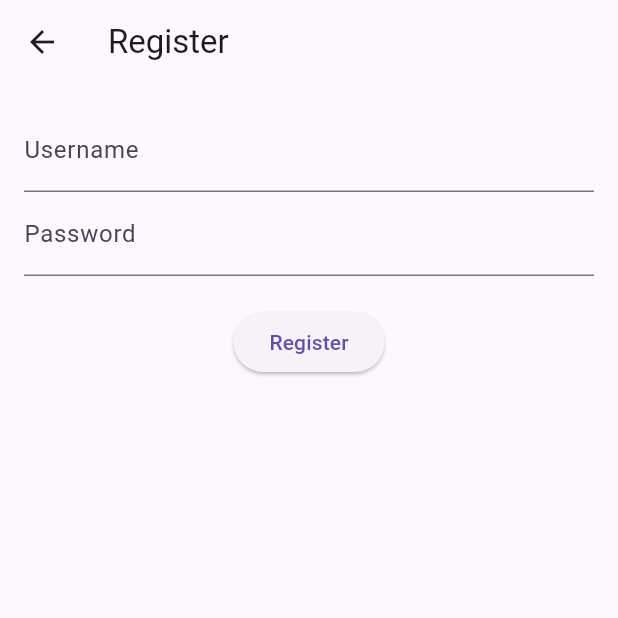
After one commit to AbdullWasay/empoweredai, a Flutter app: the screen it shows after launch, after a tap on "Register", on a phone screen of 412 x 824 dp, the top half of it. The commit adds this screen. Run offline on Flutter 3.47's test engine with Material 3 defaults, Android fonts, the phone set to English and light mode, and no system bars; our stand-ins replace camera, flutter_tts, speech_to_text; network calls fail.

Commit message:
login signup

```diff
--- /dev/null
+++ b/lib/Screens/RegisterPage.dart
@@ -0,0 +1,66 @@
+import 'dart:convert';
+
+// ignore: file_names
+import 'package:flutter/material.dart';
+import 'package:http/http.dart' as http;
+
+class RegisterPage extends StatefulWidget {
+  const RegisterPage({super.key});
+
+  @override
+  _RegisterPageState createState() => _RegisterPageState();
+}
+
+class _RegisterPageState extends State<RegisterPage> {
+  final _usernameController = TextEditingController();
+  final _passwordController = TextEditingController();
+
+  Future<void> register() async {
+    final response = await http.post(
+      Uri.parse('http:// 192.168.56.1:5000/register'),
+      body: json.encode({
+        'username': _usernameController.text,
+        'password': _passwordController.text,
+      }),
+      headers: {'Content-Type': 'application/json'},
+    );
+
+    if (response.statusCode == 201) {
+      ScaffoldMessenger.of(context).showSnackBar(
+        SnackBar(content: Text('User Registered Successfully')),
+      );
+    } else {
+      ScaffoldMessenger.of(context).showSnackBar(
+        SnackBar(content: Text('Error: ${response.body}')),
+      );
+    }
+  }
+
+  @override
+  Widget build(BuildContext context) {
+    return Scaffold(
+      appBar: AppBar(title: Text('Register')),
+      body: Padding(
+        padding: const EdgeInsets.all(16.0),
+        child: Column(
+          children: [
+            TextField(
+              controller: _usernameController,
+              decoration: InputDecoration(labelText: 'Username'),
+            ),
+            TextField(
+              controller: _passwordController,
+              decoration: InputDecoration(labelText: 'Password'),
+              obscureText: true,
+            ),
+            SizedBox(height: 20),
+            ElevatedButton(
+              onPressed: register,
+              child: Text('Register'),
+            ),
+          ],
+        ),
+      ),
+    );
+  }
+}
--- a/lib/main.dart
+++ b/lib/main.dart
@@ -1,166 +1,49 @@
-// import 'package:empoweredai/Screens/camera_page.dart';
-// import 'package:empoweredai/Screens/notification_page.dart';
-// import 'package:empoweredai/Screens/video_page.dart';
-// import 'package:flutter/material.dart';
-
-// void main() {
-//   WidgetsFlutterBinding.ensureInitialized();
-//   runApp(const MyApp());
-// }
-
-// class MyApp extends StatelessWidget {
-//   const MyApp({Key? key}) : super(key: key);
-
-//   // No changes needed here unless you updated the package names.
-
-//   @override
-//   Widget build(BuildContext context) {
-//     return MaterialApp(
-//       title: 'Empowered AI',
-//       theme: ThemeData(
-//         primarySwatch: Colors.grey,
-//         brightness: Brightness.dark,
-//       ),
-//       home: const HomePage(),
-//       debugShowCheckedModeBanner: false,
-//     );
-//   }
-// }
-
-// class HomePage extends StatefulWidget {
-//   const HomePage({Key? key}) : super(key: key);
-
-//   @override
-//   _HomePageState createState() => _HomePageState();
-// }
-
-// class _HomePageState extends State<HomePage> {
-//   final PageController _pageController = PageController(initialPage: 1);
-//   int _currentIndex = 1;
-
-//   final List<Widget> _pages = [
-//     const VideosPage(),
-//     const CameraPage(),
-//     const NotificationsPage(),
-//   ];
-
-//   void onPageChanged(int index) {
-//     setState(() => _currentIndex = index);
-//   }
-
-//   @override
-//   Widget build(BuildContext context) {
-//     return Scaffold(
-//       body: Stack(
-//         // Using Stack to overlay the top app bar
-//         children: [
-//           PageView(
-//             controller: _pageController,
-//             onPageChanged: onPageChanged,
-//             children: _pages,
-//           ),
-//           // Top App Bar
-//           Positioned(
-//             top: 0,
-//             left: 0,
-//             right: 0,
-//             child: AppBar(
-//               backgroundColor: Colors.transparent,
-//               elevation: 0,
-//               leading: IconButton(
-//                 icon: const Icon(Icons.person_outline),
-//                 onPressed: () {
-//                   // Profile action
-//                 },
-//               ),
-//               actions: [
-//                 IconButton(
-//                   icon: const Icon(Icons.notifications_none_rounded),
-//                   onPressed: () {
-//                     Navigator.push(
-//                       context,
-//                       MaterialPageRoute(
-//                         builder: (_) => const NotificationsPage(),
-//                       ),
-//                     );
-//                   },
-//                 ),
-//               ],
-//               centerTitle: true,
-//               title: GestureDetector(
-//                 onTap: () {
-//                   // Snap Map or other action
-//                 },
-//                 child: const Text(
-//                   'EMPOWERED AI',
-//                   style: TextStyle(fontFamily: 'Billabong', fontSize: 28),
-//                 ),
-//               ),
-//             ),
-//           ),
-//         ],
-//       ),
-//     );
-//   }
-// }
-
-import 'package:camera/camera.dart';
-import 'package:empoweredai/Screens/mic_button.dart';
-import 'package:empoweredai/Screens/object_detection_screen.dart';
-import 'package:empoweredai/Screens/scene_description_screen.dart';
-import 'package:empoweredai/Screens/voice_command_handler.dart';
 import 'package:flutter/material.dart';
 
-void main() async {
-  WidgetsFlutterBinding.ensureInitialized();
-  VoiceCommandHandler voiceHandler = VoiceCommandHandler();
-  await voiceHandler.initializeVoiceRecognition();
+import './Screens/LoginPage.dart';
+import './Screens/RegisterPage.dart';
 
-  // Initialize cameras before the app runs
-  cameras = await availableCameras();
-
-  runApp(MyApp());
+void main() {
+  runApp(const MyApp());
 }
 
 class MyApp extends StatelessWidget {
+  const MyApp({super.key});
+
   @override
   Widget build(BuildContext context) {
     return MaterialApp(
-      debugShowCheckedModeBanner: false,
-      title: 'Voice Navigation App',
-      theme: ThemeData(primarySwatch: Colors.blue),
-      initialRoute: '/',
-      routes: {
-        '/': (context) => HomeScreen(),
-        '/objectDetection': (context) => ObjectDetectionScreen(),
-        '/sceneDescription': (context) => SceneDescriptionScreen(),
-      },
+      home: HomePage(),
     );
   }
 }
 
-class HomeScreen extends StatelessWidget {
+class HomePage extends StatelessWidget {
   @override
   Widget build(BuildContext context) {
     return Scaffold(
-      appBar: AppBar(
-        title: Text('Voice Navigation App'),
-      ),
+      appBar: AppBar(title: Text('Flutter Auth')),
       body: Center(
         child: Column(
           mainAxisAlignment: MainAxisAlignment.center,
           children: [
-            Text('Welcome to the Voice Navigation App'),
-            SizedBox(height: 20),
-            // Add the MicButton widget here as well
-            MicButton(
-              onCommandRecognized: (command) {
-                if (command.contains('open object detection')) {
-                  Navigator.pushNamed(context, '/objectDetection');
-                } else if (command.contains('open scene description')) {
-                  Navigator.pushNamed(context, '/sceneDescription');
-                }
+            ElevatedButton(
+              onPressed: () {
+                Navigator.push(
+                  context,
+                  MaterialPageRoute(builder: (context) => RegisterPage()),
+                );
               },
+              child: Text('Register'),
+            ),
+            ElevatedButton(
+              onPressed: () {
+                Navigator.push(
+                  context,
+                  MaterialPageRoute(builder: (context) => LoginPage()),
+                );
+              },
+              child: Text('Login'),
             ),
           ],
         ),
```
Also changed, not shown: lib/Screens/LoginPage.dart (added, +70 -0 lines), lib/Screens/Mainpage.dart (added, +157 -0 lines), 4 other files.
